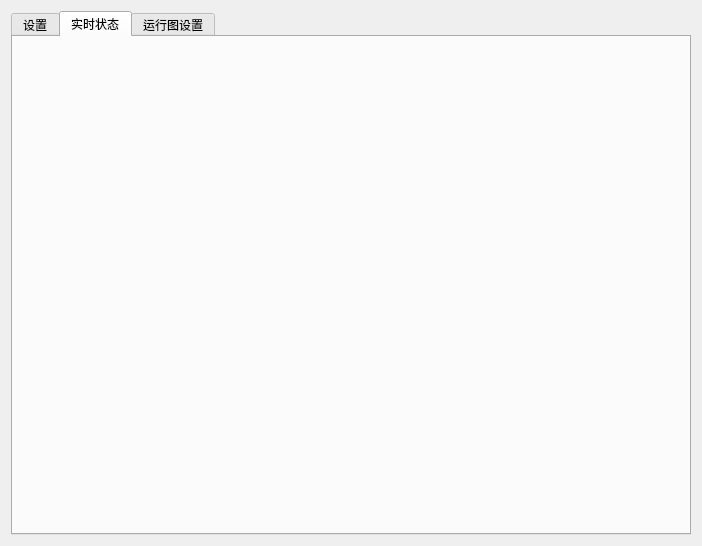
Before: the Qt Designer form dialog.ui in 851896022/automationDemo, drawn with Qt 5.
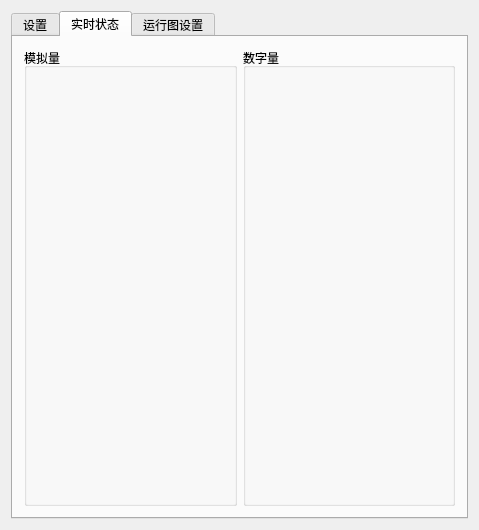
After: the same form once the commit is applied. The open tabs and pages were chosen to show the change.

The edit to the form file:
```diff
--- a/dialog.ui
+++ b/dialog.ui
@@ -6,8 +6,8 @@
    <rect>
     <x>0</x>
     <y>0</y>
-    <width>702</width>
-    <height>546</height>
+    <width>479</width>
+    <height>530</height>
    </rect>
   </property>
   <property name="windowTitle">
@@ -535,6 +535,22 @@
       <attribute name="title">
        <string>实时状态</string>
       </attribute>
+      <layout class="QHBoxLayout" name="horizontalLayout_15">
+       <item>
+        <widget class="QGroupBox" name="groupBoxA">
+         <property name="title">
+          <string>模拟量</string>
+         </property>
+        </widget>
+       </item>
+       <item>
+        <widget class="QGroupBox" name="groupBoxD">
+         <property name="title">
+          <string>数字量</string>
+         </property>
+        </widget>
+       </item>
+      </layout>
      </widget>
      <widget class="QWidget" name="tab_3">
       <attribute name="title">
```
Left out of the diff: 2 changed lines with no effect on the pictures.
